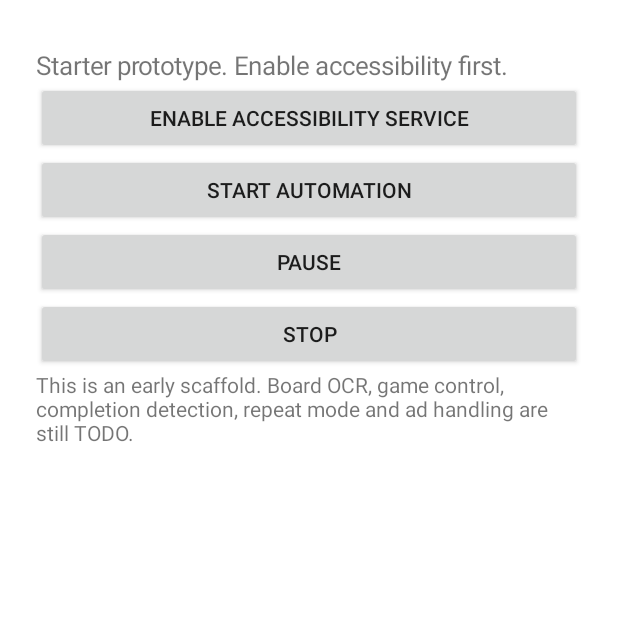
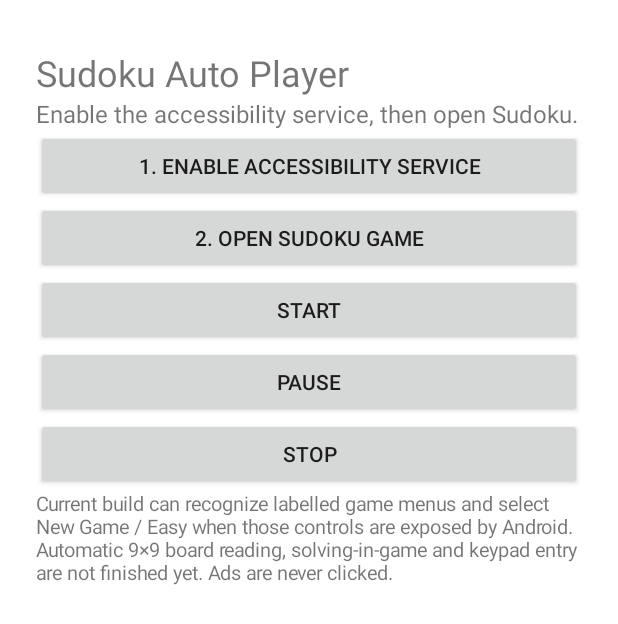
Before and after one commit to karmat340-dotcom/sudoku-auto-player, an Android app: the screen it shows after launch (MainActivity), on a phone screen of 412 x 824 dp. Shown: the top 624 px of the screen. Run offline under Robolectric (Android 15) with nearby library versions, the phone set to English and light mode, and no system bars.

Commit message:
Connect app controls to accessibility service and game launcher

```diff
--- a/app/src/main/java/com/example/sudokuautoplayer/MainActivity.kt
+++ b/app/src/main/java/com/example/sudokuautoplayer/MainActivity.kt
@@ -1,33 +1,77 @@
 package com.example.sudokuautoplayer
 
+import android.content.BroadcastReceiver
+import android.content.Context
 import android.content.Intent
+import android.content.IntentFilter
 import android.os.Bundle
 import android.provider.Settings
 import android.widget.Button
 import android.widget.LinearLayout
 import android.widget.TextView
 import androidx.appcompat.app.AppCompatActivity
+import androidx.core.content.ContextCompat
 
 class MainActivity : AppCompatActivity() {
+    private lateinit var status: TextView
+    private val statusReceiver = object : BroadcastReceiver() {
+        override fun onReceive(context: Context?, intent: Intent?) {
+            status.text = intent?.getStringExtra("status") ?: status.text
+        }
+    }
+
     override fun onCreate(savedInstanceState: Bundle?) {
         super.onCreate(savedInstanceState)
         val layout = LinearLayout(this).apply {
             orientation = LinearLayout.VERTICAL
             setPadding(36, 48, 36, 36)
         }
-        val status = TextView(this).apply { textSize = 17f; text = "Starter prototype. Enable accessibility first." }
+        layout.addView(TextView(this).apply {
+            text = "Sudoku Auto Player"
+            textSize = 24f
+        })
+        status = TextView(this).apply {
+            textSize = 16f
+            text = getSharedPreferences("automation", MODE_PRIVATE)
+                .getString("status", "Enable the accessibility service, then open Sudoku.")
+        }
         layout.addView(status)
         fun addButton(label: String, action: () -> Unit) {
             layout.addView(Button(this).apply { text = label; setOnClickListener { action() } })
         }
-        addButton("Enable accessibility service") { startActivity(Intent(Settings.ACTION_ACCESSIBILITY_SETTINGS)) }
-        addButton("Start automation") { SudokuAccessibilityService.requestStart(); status.text = "Start requested. Game automation is not implemented yet." }
-        addButton("Pause") { SudokuAccessibilityService.requestPause(); status.text = "Paused." }
-        addButton("Stop") { SudokuAccessibilityService.requestStop(); status.text = "Stopped." }
+        addButton("1. Enable accessibility service") {
+            startActivity(Intent(Settings.ACTION_ACCESSIBILITY_SETTINGS))
+        }
+        addButton("2. Open Sudoku game") {
+            val launch = packageManager.getLaunchIntentForPackage("com.unicostudio.sudoku")
+            if (launch != null) startActivity(launch)
+            else status.text = "Please open Unico Studio Sudoku manually; its package name may differ."
+        }
+        addButton("Start") {
+            if (!SudokuAccessibilityService.isConnected()) {
+                status.text = "Accessibility service is not connected. Enable it in Android Settings first."
+            } else {
+                SudokuAccessibilityService.requestStart()
+                status.text = "Starting…"
+            }
+        }
+        addButton("Pause") { SudokuAccessibilityService.requestPause(); status.text = "Pause requested." }
+        addButton("Stop") { SudokuAccessibilityService.requestStop(); status.text = "Stop requested." }
         layout.addView(TextView(this).apply {
-            text = "This is an early scaffold. Board OCR, game control, completion detection, repeat mode and ad handling are still TODO."
-            textSize = 14f
+            textSize = 13f
+            text = "Current build can recognize labelled game menus and select New Game / Easy when those controls are exposed by Android. Automatic 9×9 board reading, solving-in-game and keypad entry are not finished yet. Ads are never clicked."
         })
         setContentView(layout)
     }
+
+    override fun onResume() {
+        super.onResume()
+        ContextCompat.registerReceiver(this, statusReceiver,
+            IntentFilter(SudokuAccessibilityService.ACTION_STATUS), ContextCompat.RECEIVER_NOT_EXPORTED)
+    }
+
+    override fun onPause() {
+        try { unregisterReceiver(statusReceiver) } catch (_: IllegalArgumentException) {}
+        super.onPause()
+    }
 }
```
